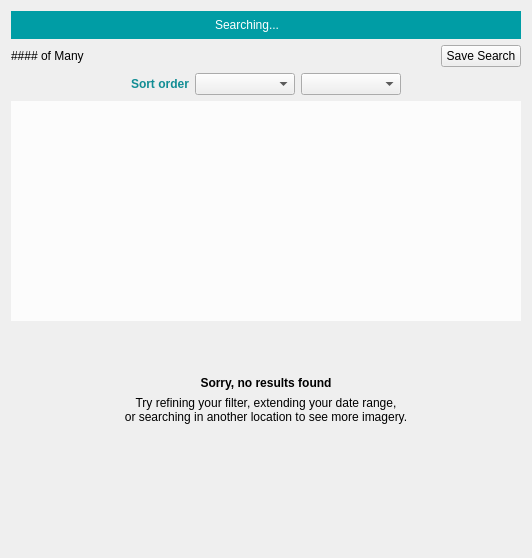
Before: the Qt Designer form planet_explorer/ui/pe_search_results_base.ui in planetlabs/qgis-planet-plugin, drawn with Qt 5.
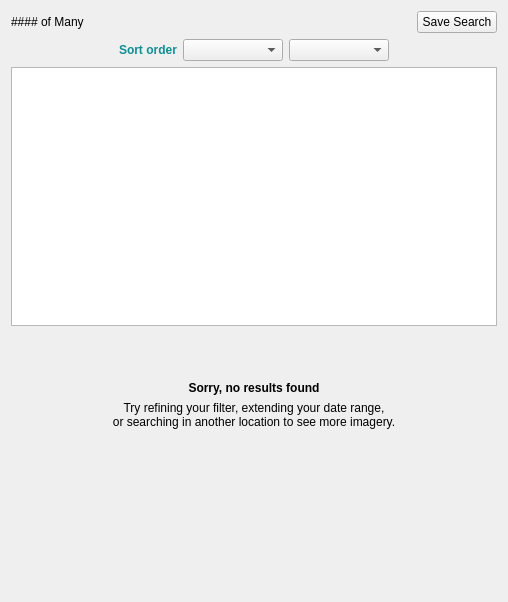
After: the same form once the commit is applied. Icons and pictures are not drawn.

```diff
--- a/planet_explorer/ui/pe_search_results_base.ui
+++ b/planet_explorer/ui/pe_search_results_base.ui
@@ -6,117 +6,14 @@
    <rect>
     <x>0</x>
     <y>0</y>
-    <width>532</width>
-    <height>558</height>
+    <width>508</width>
+    <height>602</height>
    </rect>
   </property>
   <property name="windowTitle">
    <string>Form</string>
   </property>
   <layout class="QVBoxLayout" name="verticalLayout_3">
-   <item>
-    <widget class="QFrame" name="frameSearching">
-     <property name="sizePolicy">
-      <sizepolicy hsizetype="Preferred" vsizetype="Maximum">
-       <horstretch>0</horstretch>
-       <verstretch>0</verstretch>
-      </sizepolicy>
-     </property>
-     <property name="styleSheet">
-      <string notr="true">background-color: rgb(0, 157, 165);</string>
-     </property>
-     <layout class="QHBoxLayout" name="horizontalLayout">
-      <property name="spacing">
-       <number>6</number>
-      </property>
-      <property name="leftMargin">
-       <number>0</number>
-      </property>
-      <property name="topMargin">
-       <number>3</number>
-      </property>
-      <property name="rightMargin">
-       <number>0</number>
-      </property>
-      <property name="bottomMargin">
-       <number>3</number>
-      </property>
-      <item>
-       <spacer name="horizontalSpacer">
-        <property name="orientation">
-         <enum>Qt::Horizontal</enum>
-        </property>
-        <property name="sizeHint" stdset="0">
-         <size>
-          <width>0</width>
-          <height>0</height>
-         </size>
-        </property>
-       </spacer>
-      </item>
-      <item>
-       <widget class="QLabel" name="lblSearching">
-        <property name="styleSheet">
-         <string notr="true">QLabel {
-  color: rgb(255, 255, 255);
-}</string>
-        </property>
-        <property name="text">
-         <string>Searching...</string>
-        </property>
-        <property name="alignment">
-         <set>Qt::AlignCenter</set>
-        </property>
-       </widget>
-      </item>
-      <item>
-       <widget class="QPushButton" name="btnCancel">
-        <property name="sizePolicy">
-         <sizepolicy hsizetype="Maximum" vsizetype="Fixed">
-          <horstretch>0</horstretch>
-          <verstretch>0</verstretch>
-         </sizepolicy>
-        </property>
-        <property name="maximumSize">
-         <size>
-          <width>32</width>
-          <height>16777215</height>
-         </size>
-        </property>
-        <property name="text">
-         <string/>
-        </property>
-        <property name="icon">
-         <iconset resource="../resources/resources.qrc">
-          <normaloff>:/plugins/planet_explorer/close.svg</normaloff>:/plugins/planet_explorer/close.svg</iconset>
-        </property>
-        <property name="iconSize">
-         <size>
-          <width>18</width>
-          <height>18</height>
-         </size>
-        </property>
-        <property name="flat">
-         <bool>true</bool>
-        </property>
-       </widget>
-      </item>
-      <item>
-       <spacer name="horizontalSpacer_2">
-        <property name="orientation">
-         <enum>Qt::Horizontal</enum>
-        </property>
-        <property name="sizeHint" stdset="0">
-         <size>
-          <width>0</width>
-          <height>0</height>
-         </size>
-        </property>
-       </spacer>
-      </item>
-     </layout>
-    </widget>
-   </item>
    <item>
     <widget class="QWidget" name="widgetActions" native="true">
      <layout class="QVBoxLayout" name="verticalLayout">
@@ -290,38 +187,15 @@
     </widget>
    </item>
    <item>
-    <widget class="QFrame" name="frameResults">
-     <property name="sizePolicy">
-      <sizepolicy hsizetype="Preferred" vsizetype="Expanding">
-       <horstretch>0</horstretch>
-       <verstretch>0</verstretch>
-      </sizepolicy>
+    <widget class="QTreeWidget" name="tree">
+     <property name="headerHidden">
+      <bool>true</bool>
      </property>
-     <property name="styleSheet">
-      <string notr="true">QFrame#frameResults {
-    background-color: rgba(255, 255, 255, 200);
-}</string>
-     </property>
-     <property name="frameShape">
-      <enum>QFrame::NoFrame</enum>
-     </property>
-     <property name="frameShadow">
-      <enum>QFrame::Raised</enum>
-     </property>
-     <layout class="QVBoxLayout" name="verticalLayout_2">
-      <property name="leftMargin">
-       <number>0</number>
+     <column>
+      <property name="text">
+       <string notr="true">1</string>
       </property>
-      <property name="topMargin">
-       <number>0</number>
-      </property>
-      <property name="rightMargin">
-       <number>0</number>
-      </property>
-      <property name="bottomMargin">
-       <number>0</number>
-      </property>
-     </layout>
+     </column>
     </widget>
    </item>
    <item>
```
